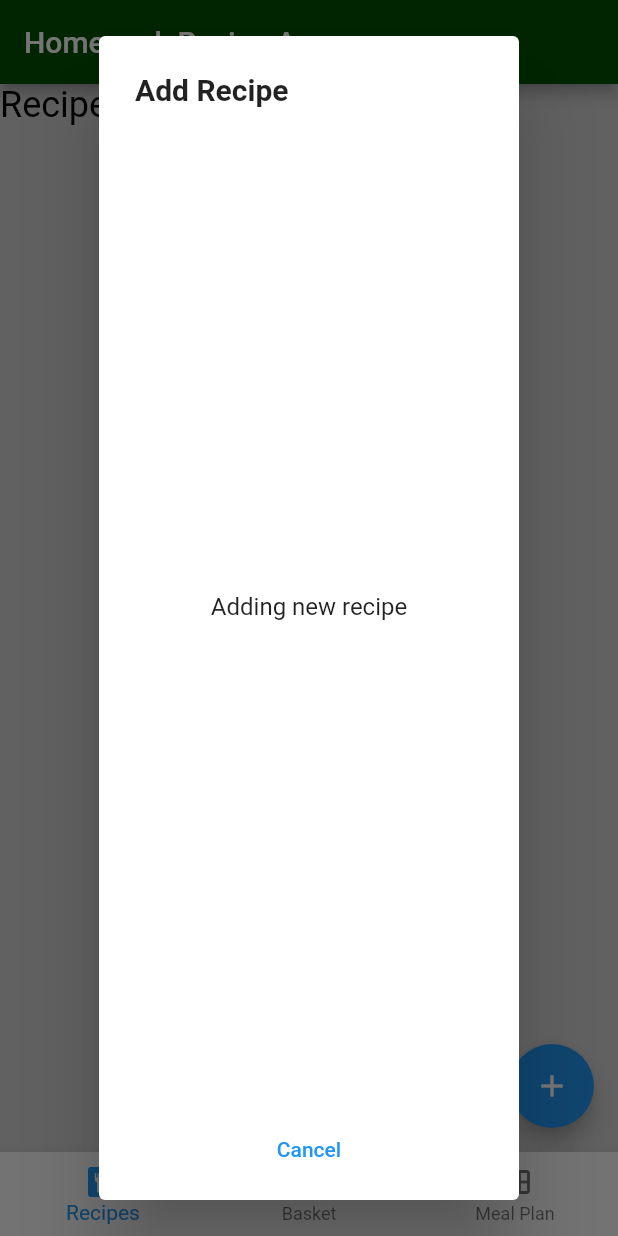
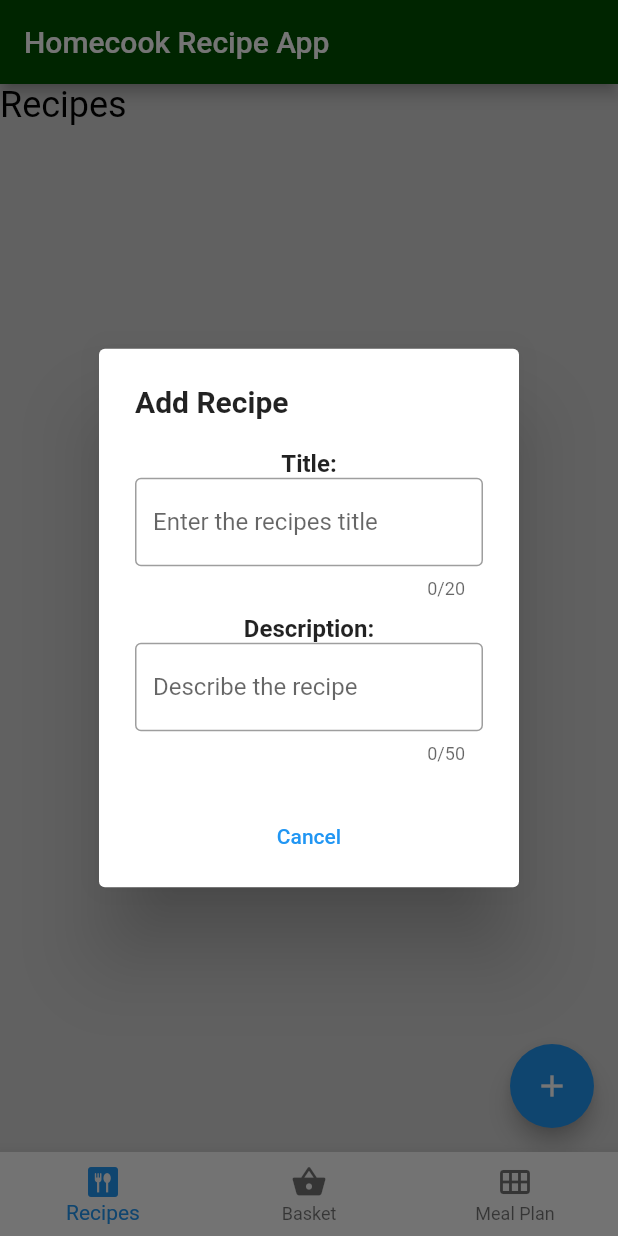
Before and after one commit to AXT940/RecipeBookApp, a Flutter app: the screen it shows after launch, after a tap on the "add" icon, on a phone screen of 412 x 824 dp. Run offline on Flutter 3.47's test engine with Material 2 defaults, Android fonts, the phone set to English and light mode, and no system bars; our stand-ins replace sqflite, sqflite_common_ffi; accounts and stored records are empty.

Commit message:
Database planning and recipe form updates

```diff
--- a/recipe_book_application/lib/main.dart
+++ b/recipe_book_application/lib/main.dart
@@ -5,28 +5,7 @@ import 'package:recipe_book_application/recipes.dart';
 import 'package:recipe_book_application/meal_plan.dart';
 import 'package:recipe_book_application/shopping_list.dart';
 
-import 'dart:async';
-import 'dart:io' show Platform;
-
-import 'package:flutter/widgets.dart';
-import 'package:path/path.dart';
-import 'package:sqflite/sqflite.dart';
-import 'package:sqflite_common_ffi/sqflite_ffi.dart';
-
 void main() async {
-  if (Platform.isWindows || Platform.isLinux) {
-    sqfliteFfiInit();
-  }
-  WidgetsFlutterBinding.ensureInitialized();
-  databaseFactory = databaseFactoryFfi;
-  final path = await getDatabasesPath();
-  final database = await openDatabase(join(path, 'RecipeBook_database.db'),
-  onOpen: (db) {},
-  onCreate: (db, version) {
-    return db.execute('CREATE TABLE Recipes(id INTEGER PRIMARY KEY, name TEXT NOT NULL, ingredients BLOB NOT NULL, method BLOB NOT NULL, description TEXT, length INT)',);
-  }
-  , version: 1);
-
   runApp(const MainApp());
 }
 
@@ -51,8 +30,11 @@ class HomeScreen extends StatefulWidget {
 class _HomeScreenState extends State<HomeScreen> {
   int _selectedIndex = 0;
 
-  static final List<Text> _titleOptions = <Text>[const Text("Your Recipes"), const Text("Shopping List"), const Text("Meal Plan"),];
-  static final List<Widget> _screenViewOptions = <Widget>[const RecipeList(title:"Your Recipes"), const ShoppingList(title: "Shopping List"), const MealPlan(title:"Meal Plan"), ];
+  static final List<Widget> _screenViewOptions = <Widget>[
+    const RecipeList(title: "Your Recipes"),
+    const ShoppingList(title: "Shopping List"),
+    const MealPlan(title: "Meal Plan"),
+  ];
 
   void _onItemTapped(int index) {
     setState(() {
@@ -64,19 +46,30 @@ class _HomeScreenState extends State<HomeScreen> {
   Widget build(BuildContext context) {
     return Scaffold(
       backgroundColor: backgroundColour,
-        appBar: AppBar(backgroundColor: appBar, title: const Text("Homecook Recipe App", style: TextStyle(color:Color.fromARGB(255, 255, 255, 255)),),),
+      appBar: AppBar(
+        backgroundColor: appBar,
+        title: const Text(
+          "Homecook Recipe App",
+          style: TextStyle(color: Color.fromARGB(255, 255, 255, 255)),
+        ),
+      ),
       body: _screenViewOptions.elementAt(_selectedIndex),
-        bottomNavigationBar: BottomNavigationBar(items: [BottomNavigationBarItem(
+      bottomNavigationBar: BottomNavigationBar(
+        items: [
+          BottomNavigationBarItem(
             icon: const Icon(Icons.dining),
             label: 'Recipes',
             backgroundColor: recipesColour,
           ),
-          BottomNavigationBarItem(icon: const Icon(Icons.shopping_basket),
+          BottomNavigationBarItem(
+              icon: const Icon(Icons.shopping_basket),
               label: "Basket",
               backgroundColor: shoppingListColour),
-          BottomNavigationBarItem(icon: const Icon(Icons.calendar_view_month),
+          BottomNavigationBarItem(
+              icon: const Icon(Icons.calendar_view_month),
               label: "Meal Plan",
-          backgroundColor: mealPlanColour)],
+              backgroundColor: mealPlanColour)
+        ],
         currentIndex: _selectedIndex,
         onTap: _onItemTapped,
       ),
--- a/recipe_book_application/lib/recipes.dart
+++ b/recipe_book_application/lib/recipes.dart
@@ -1,4 +1,5 @@
 import 'package:flutter/material.dart';
+import 'package:flutter/services.dart';
 import 'package:recipe_book_application/type.dart';
 
 class RecipeList extends StatefulWidget {
@@ -10,26 +11,91 @@ class RecipeList extends StatefulWidget {
 }
 
 class _RecipeListState extends State<RecipeList> {
+  AlertDialog _addRecipeDialog() {
+    return AlertDialog(
+      title: const Text("Add Recipe",
+          style: TextStyle(fontWeight: FontWeight.bold)),
+      content: SingleChildScrollView(
+          physics: const BouncingScrollPhysics(),
+          child: Column(
+            mainAxisAlignment: MainAxisAlignment.center,
+            children: [
+              const Text(
+                "Title:",
+                style: TextStyle(fontWeight: FontWeight.bold),
+                textAlign: TextAlign.left,
+              ),
+              TextFormField(
+                decoration: const InputDecoration(
+                    border: OutlineInputBorder(),
+                    labelText: "Enter the recipes title"),
+                onSaved: (String? value) {
+                  print(value);
+                },
+                validator: (String? value) {
+                  return (value != null && value.contains('@'))
+                      ? 'Do not use the @ char.'
+                      : null;
+                },
+                maxLength: 20,
+                maxLengthEnforcement: MaxLengthEnforcement.enforced,
+              ),
+              const Padding(padding: EdgeInsets.only(bottom: 10)),
+              const Text(
+                "Description:",
+                style: TextStyle(fontWeight: FontWeight.bold),
+                textAlign: TextAlign.left,
+              ),
+              TextFormField(
+                decoration: const InputDecoration(
+                    border: OutlineInputBorder(),
+                    labelText: "Describe the recipe"),
+                onSaved: (String? value) {
+                  print(value);
+                },
+                validator: (String? value) {
+                  return (value != null && value.contains('@'))
+                      ? 'Do not use the @ char.'
+                      : null;
+                },
+                maxLength: 50,
+                maxLengthEnforcement: MaxLengthEnforcement.enforced,
+              ),
+            ],
+          )),
+      actionsAlignment: MainAxisAlignment.center,
+      actionsPadding: const EdgeInsets.only(bottom: 10),
+      actions: [
+        TextButton(
+          child: const Text("Cancel"),
+          onPressed: () => Navigator.pop(context, 'Cancel'),
+        ),
+      ],
+    );
+  }
+
   @override
   Widget build(BuildContext context) {
     return Scaffold(
       backgroundColor: backgroundColour,
       body: Center(
-        child: ListView(children: const [Text("Recipes", style: TextStyle(fontSize: 24, color: Colors.black),)],),
+        child: ListView(
+          children: const [
+            Text(
+              "Recipes",
+              style: TextStyle(fontSize: 24, color: Colors.black),
+            )
+          ],
+        ),
       ),
       floatingActionButton: FloatingActionButton(
         child: const Icon(Icons.add),
-        onPressed: () => showDialog<String>(context: context, builder: (BuildContext context) {
-          return AlertDialog(title: const Text("Add Recipe", style:TextStyle(fontWeight: FontWeight.bold)),
-            content: const Column(mainAxisAlignment: MainAxisAlignment.center,
-              children: [Text("Adding new recipe")],),
-            actionsAlignment: MainAxisAlignment.center,
-            actionsPadding: const EdgeInsets.only(bottom: 10),
-            actions: [TextButton(child:const Text("Cancel"),
-                      onPressed: () => Navigator.pop(context, 'Cancel'),
-            ),],);
-        }),
-    ),
+        onPressed: () => showDialog<String>(
+            context: context,
+            builder: (BuildContext context) {
+              return _addRecipeDialog();
+            }),
+      ),
     );
   }
 }
@@ -43,11 +109,13 @@ class RecipeCard extends StatefulWidget {
 }
 
 class _RecipeCardState extends State<RecipeCard> {
-
   @override
   Widget build(BuildContext context) {
     return Center(
-        child: ListView(physics: const BouncingScrollPhysics(), children: [],),
+      child: ListView(
+        physics: const BouncingScrollPhysics(),
+        children: [],
+      ),
     );
   }
 }
--- a/recipe_book_application/lib/type.dart
+++ b/recipe_book_application/lib/type.dart
@@ -12,25 +12,45 @@ Color bannerColour = const Color.fromARGB(255, 177, 124, 11);
 
 class Recipe {
   final int id;
-  final String name;
+  final String title;
   final String method;
   final String description;
   final int length;
   final int serves;
 
-  const Recipe({required this.id, required this.name, required this.method, required this.length, required this.serves, this.description = ""});
+  const Recipe(
+      {required this.id,
+      required this.title,
+      required this.method,
+      required this.length,
+      required this.serves,
+      this.description = ""});
 
-  Recipe.fromMap(Map<String, dynamic> recipe) : id = recipe['id'], name = recipe['name'], method = recipe['method'], description = recipe['description'], length = recipe['length'], serves = recipe['serves'];
+  Recipe.fromMap(Map<String, dynamic> recipe)
+      : id = recipe['id'],
+        title = recipe['title'],
+        method = recipe['method'],
+        description = recipe['description'],
+        length = recipe['length'],
+        serves = recipe['serves'];
 
-  Map<String, Object> toMap(){
-    return {'id':id, 'name':name, 'method': method, 'description':description, 'length':length, 'serves':serves};
+  Map<String, Object> toMap() {
+    return {
+      'id': id,
+      'title': title,
+      'method': method,
+      'description': description,
+      'length': length,
+      'serves': serves
+    };
   }
 }
 
 class Ingredient {
   final int id;
-  final String name;
+  final String title;
   final String description;
 
-  const Ingredient({required this.id, required this.name, this.description = ""});
+  const Ingredient(
+      {required this.id, required this.title, this.description = ""});
 }
```
Also changed, not shown: recipe_book_application/lib/databaseManager.dart (+8 -7 lines), img/RecipeAppDatabases.png (added), 1 other file. Lines whose indentation alone changed are shown as unchanged.
